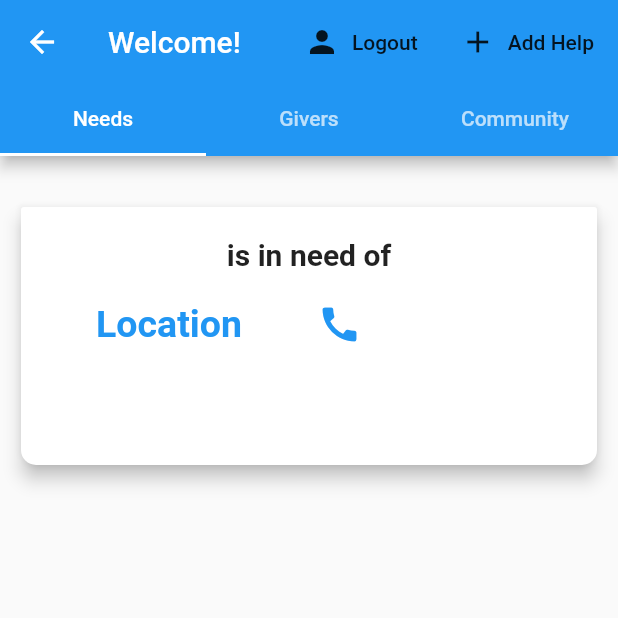
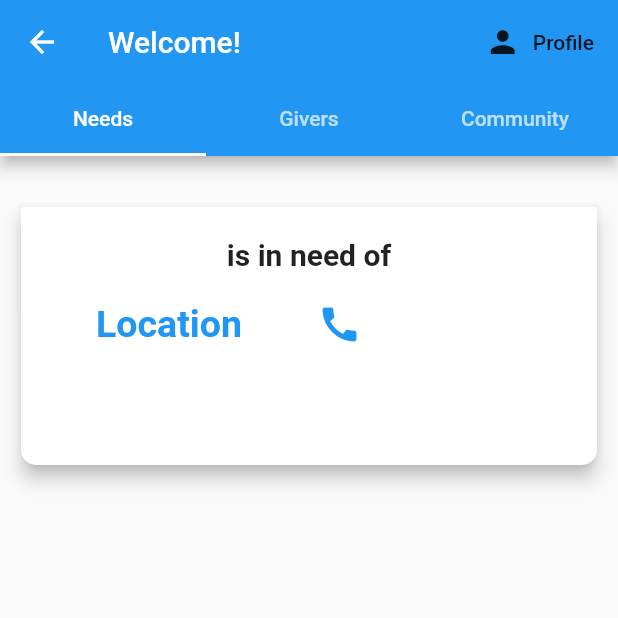
Before and after one commit to yuktagopalani/SheHacks_Team116, a Flutter app: the TutorRegister screen opened directly, after a tap on "Add Help", on a phone screen of 412 x 824 dp, the top half of it. Run offline on Flutter 3.47's test engine with Material 2 defaults, Android fonts, the phone set to English and light mode, and no system bars; our stand-ins replace cloud_firestore, firebase_auth, firebase_core, flutter_spinkit, geolocator; accounts and stored records are empty.

Commit message:
Minor Changes

```diff
--- a/lib/screens/authenticate/tutor_register.dart
+++ b/lib/screens/authenticate/tutor_register.dart
@@ -56,7 +56,7 @@ class _TutorRegisterState extends State<TutorRegister> {
   Widget build(BuildContext context) {
     return Scaffold(
       appBar: AppBar(
-        title: Text("Happy to Help!"),
+        title: Text("Need Help?"),
       ),
       body: ListView(
         children: <Widget>[
--- a/lib/screens/home/newhome.dart
+++ b/lib/screens/home/newhome.dart
@@ -14,9 +14,9 @@ class NewHome extends StatelessWidget {
         appBar: AppBar(
           title: Text("Welcome!"),
           actions: <Widget>[
-              FlatButton.icon(onPressed: ()async{
-                  await _auth.signingOut();
-                }, icon: Icon(Icons.person), label: Text("Logout")),
+//              FlatButton.icon(onPressed: ()async{
+//                  await _auth.signingOut();
+//                }, icon: Icon(Icons.person), label: Text("Logout")),
 
             FlatButton.icon(onPressed: (){
               Navigator.push(
@@ -24,7 +24,7 @@ class NewHome extends StatelessWidget {
                 MaterialPageRoute(builder: (context) => Profile()),
               );
 
-              }, icon: Icon(Icons.add), label: Text("Add Help")),
+              }, icon: Icon(Icons.person), label: Text("Profile")),
           ],
           bottom: TabBar(
             tabs: [
```
Also changed, not shown: lib/screens/home/profile.dart (+8 -1 lines), pubspec.lock.
